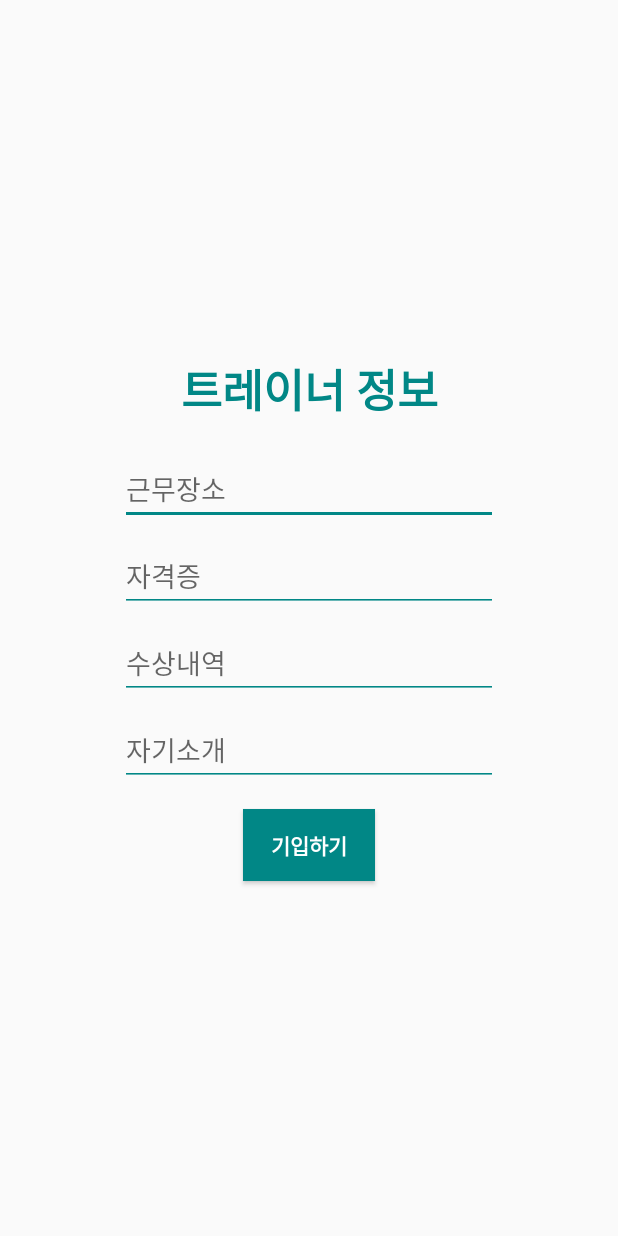
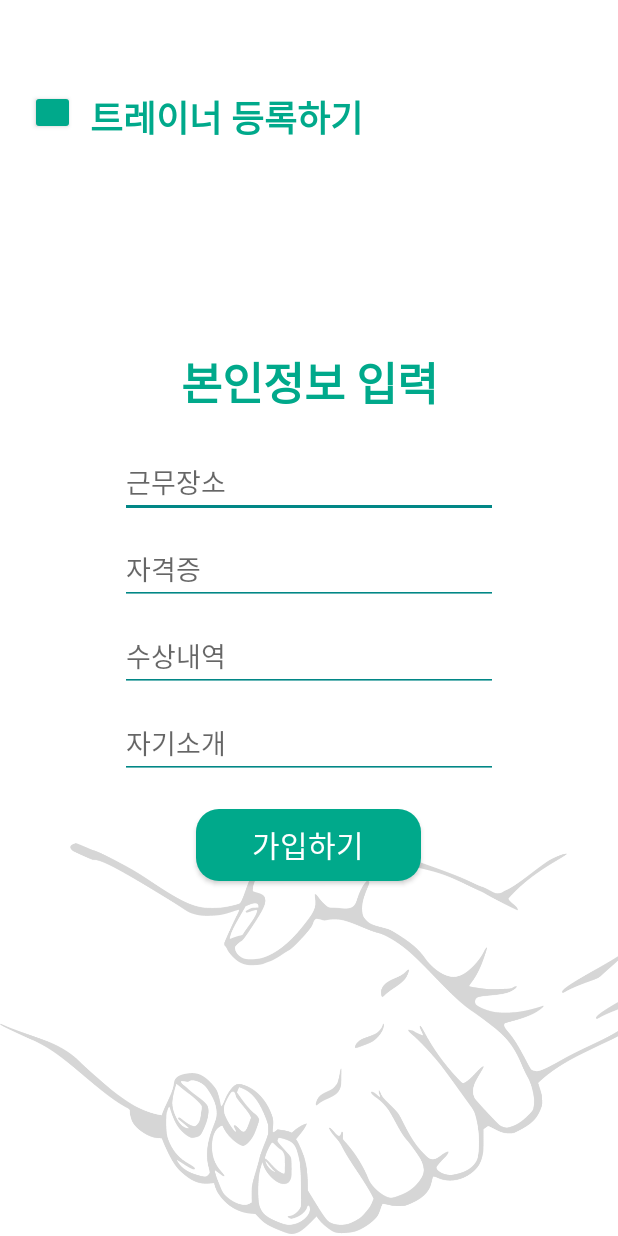
Before and after one commit to Blue-hyeon/Fooching, an Android app: the TrainerInfoActivity screen opened directly, with no data from a screen before it, on a phone screen of 412 x 824 dp. Run offline under Robolectric (Android 15) with nearby library versions, the phone set to English and light mode, and no system bars; our stand-ins replace Firebase (no records; nobody signed in at launch, a user with empty details on screens opened directly); 4 statements that could not run were skipped.

Commit message:
fix design

```diff
--- a/app/src/main/res/layout/activity_trainer_info.xml
+++ b/app/src/main/res/layout/activity_trainer_info.xml
@@ -5,16 +5,53 @@
     android:layout_width="match_parent"
     android:layout_height="match_parent"
     android:orientation="vertical"
+    tools:context=".TrainerInfoActivity">
+
+    <androidx.constraintlayout.widget.ConstraintLayout xmlns:android="http://schemas.android.com/apk/res/android"
+        xmlns:app="http://schemas.android.com/apk/res-auto"
+        xmlns:tools="http://schemas.android.com/tools"
+        android:layout_width="match_parent"
+        android:layout_height="wrap_content"
+        android:background="@color/white">
+        <Button
+            android:id="@+id/backBtn"
+            android:layout_width="30dp"
+            android:layout_height="30dp"
+            android:backgroundTint="@color/maingreen"
+            app:layout_constraintTop_toTopOf="parent"
+            app:layout_constraintLeft_toLeftOf="parent"
+            android:layout_marginTop="60dp"
+            android:layout_marginStart="20dp"/>
+
+        <!-- 추가한 부분-->
+        <TextView
+            android:id="@+id/trainer_Info_title_tv"
+            android:layout_width="wrap_content"
+            android:layout_height="30dp"
+            android:text="트레이너 등록하기"
+            android:textSize="24dp"
+            android:textStyle="bold"
+            android:textColor="@color/maingreen"
+            android:layout_marginStart="10dp"
+            app:layout_constraintTop_toTopOf="@id/backBtn"
+            app:layout_constraintLeft_toRightOf="@id/backBtn"
+            app:layout_constraintBottom_toBottomOf="@id/backBtn"/>
+    </androidx.constraintlayout.widget.ConstraintLayout>
+<LinearLayout
+    android:layout_width="match_parent"
+    android:layout_height="match_parent"
+    android:orientation="vertical"
     android:gravity="center"
-    tools:context=".TrainerInfoActivity">
+    android:background="@drawable/trainerinfo">
     <TextView
         android:layout_width="40mm"
         android:layout_height="wrap_content"
-        android:text="트레이너 정보"
+        android:layout_marginTop="-70dp"
+        android:text="본인정보 입력"
         android:textSize="30sp"
         android:textStyle="bold"
         android:gravity="center"
-        android:textColor="@color/teal_700"
+        android:textColor="@color/maingreen"
         />
 
     <EditText
@@ -58,12 +95,13 @@
 
     <androidx.appcompat.widget.AppCompatButton
         android:id="@+id/trainer_Info_button"
-        android:layout_width="wrap_content"
+        android:layout_width="150dp"
         android:layout_height="wrap_content"
         android:layout_gravity="center"
-        android:layout_marginTop="15dp"
-        android:text="기입하기"
-        android:textColor="#FFFFFF"
-        android:textStyle="bold"
-        android:background="@color/teal_700"/>
+        android:layout_marginTop="20dp"
+        android:background="@drawable/background_button"
+        android:text="가입하기"
+        android:textColor="@color/white"
+        android:textSize="20dp"/>
 </LinearLayout>
+</LinearLayout>
--- a/app/src/main/res/layout/activity_upload.xml
+++ b/app/src/main/res/layout/activity_upload.xml
@@ -4,7 +4,8 @@
     xmlns:tools="http://schemas.android.com/tools"
     android:layout_width="match_parent"
     android:layout_height="match_parent"
-    tools:context=".UploadActivity">
+    tools:context=".UploadActivity"
+    android:background="@drawable/calbackground">
 
     <TextView
         android:id="@+id/home_title_tv"
--- a/app/src/main/res/layout/activity_upload_ocr.xml
+++ b/app/src/main/res/layout/activity_upload_ocr.xml
@@ -4,7 +4,8 @@
     xmlns:tools="http://schemas.android.com/tools"
     android:layout_width="match_parent"
     android:layout_height="match_parent"
-    tools:context=".UploadOcrActivity">
+    tools:context=".UploadOcrActivity"
+    android:background="@drawable/ocrbackground">
 
     <TextView
         android:id="@+id/home_title_tv"
```
Also changed, not shown: app/src/main/res/layout/activity_signup.xml (+12 -12 lines), app/src/main/res/drawable/calbackground.png (added), app/src/main/res/drawable/ocrbackground.png (added), app/src/main/res/drawable/trainerinfo.png (added).
